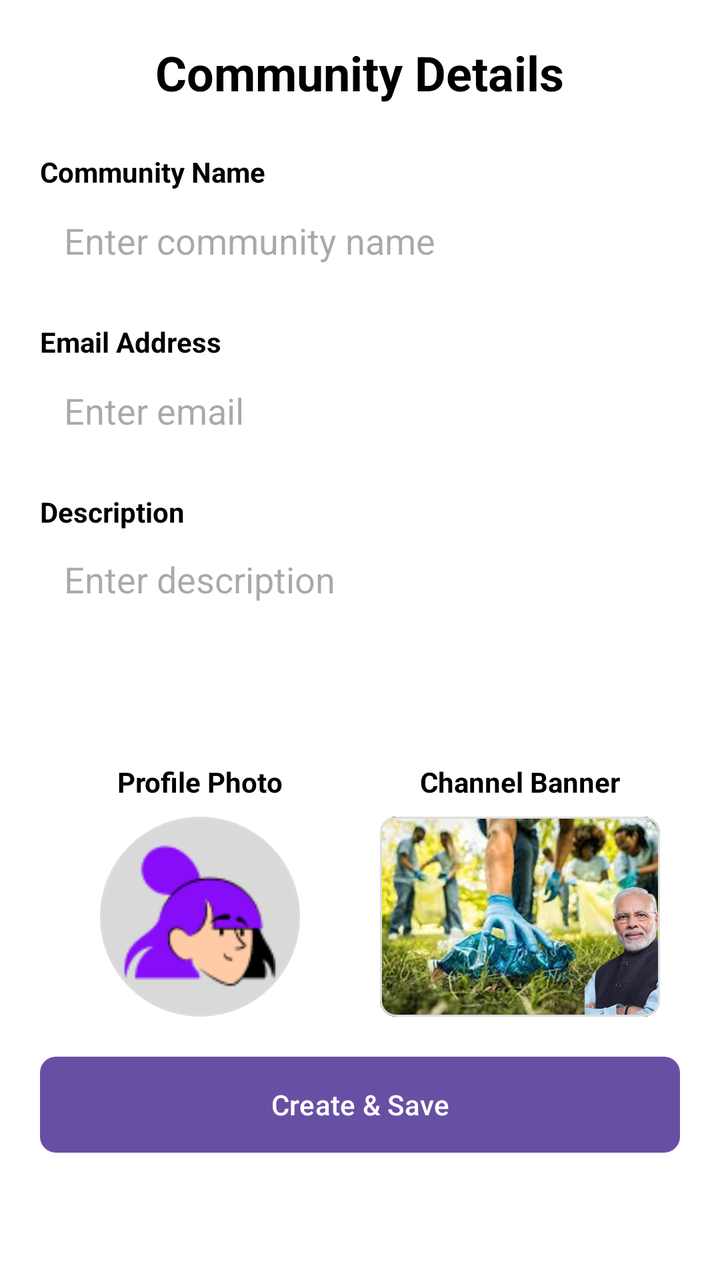
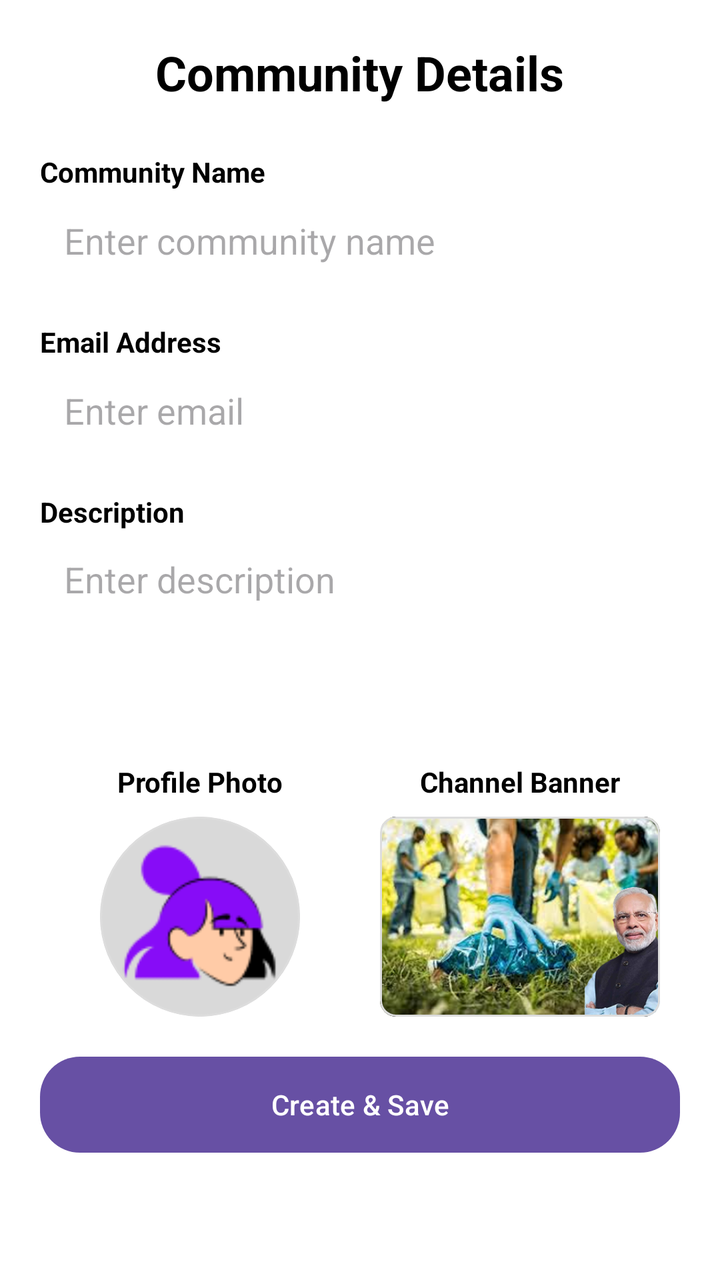

An Android layout rendered at two revisions. The XML below is the earlier revision; the diff shows what the commit changed to produce the second picture.
<!-- AndroidManifest.xml: application theme Theme.SwachhtaSarthi -->
<!-- res/layout/activity_community_details.xml -->
<?xml version="1.0" encoding="utf-8"?>
<ScrollView xmlns:android="http://schemas.android.com/apk/res/android"
    xmlns:app="http://schemas.android.com/apk/res-auto"
    android:layout_width="match_parent"
    android:layout_height="match_parent"
    android:background="@color/white">

    <LinearLayout
        android:layout_width="match_parent"
        android:layout_height="wrap_content"
        android:orientation="vertical"
        android:padding="20dp">

        <TextView
            android:layout_width="wrap_content"
            android:layout_height="wrap_content"
            android:layout_gravity="center"
            android:layout_marginBottom="24dp"
            android:text="Community Details"
            android:textColor="@color/black"
            android:textSize="24sp"
            android:textStyle="bold" />

        <TextView
            android:layout_width="wrap_content"
            android:layout_height="wrap_content"
            android:text="Community Name"
            android:textColor="@color/black"
            android:textStyle="bold" />

        <EditText
            android:id="@+id/etCommName"
            android:layout_width="match_parent"
            android:layout_height="50dp"
            android:layout_marginBottom="16dp"
            android:background="@drawable/bg_top_rounded"
            android:hint="Enter community name"
            android:paddingHorizontal="12dp" />

        <TextView
            android:layout_width="wrap_content"
            android:layout_height="wrap_content"
            android:text="Email Address"
            android:textColor="@color/black"
            android:textStyle="bold" />

        <EditText
            android:id="@+id/etCommEmail"
            android:layout_width="match_parent"
            android:layout_height="50dp"
            android:layout_marginBottom="16dp"
            android:background="@drawable/bg_top_rounded"
            android:hint="Enter email"
            android:inputType="textEmailAddress"
            android:paddingHorizontal="12dp" />

        <TextView
            android:layout_width="wrap_content"
            android:layout_height="wrap_content"
            android:text="Description"
            android:textColor="@color/black"
            android:textStyle="bold" />

        <EditText
            android:id="@+id/etCommDesc"
            android:layout_width="match_parent"
            android:layout_height="100dp"
            android:layout_marginBottom="16dp"
            android:background="@drawable/bg_top_rounded"
            android:gravity="top"
            android:hint="Enter description"
            android:padding="12dp" />

        <LinearLayout
            android:layout_width="match_parent"
            android:layout_height="wrap_content"
            android:orientation="horizontal"
            android:layout_marginBottom="16dp">

            <LinearLayout
                android:layout_width="0dp"
                android:layout_height="wrap_content"
                android:layout_weight="1"
                android:orientation="vertical"
                android:gravity="center">

                <TextView
                    android:layout_width="wrap_content"
                    android:layout_height="wrap_content"
                    android:text="Profile Photo"
                    android:textColor="@color/black"
                    android:textStyle="bold" />

                <com.google.android.material.card.MaterialCardView
                    android:id="@+id/btnPickProfile"
                    android:layout_width="100dp"
                    android:layout_height="100dp"
                    android:layout_marginTop="8dp"
                    app:cardCornerRadius="50dp"
                    app:strokeColor="#DDDDDD"
                    app:strokeWidth="1dp">

                    <ImageView
                        android:id="@+id/ivProfilePreview"
                        android:layout_width="match_parent"
                        android:layout_height="match_parent"
                        android:scaleType="centerCrop"
                        android:src="@drawable/profile_image" />
                </com.google.android.material.card.MaterialCardView>
            </LinearLayout>

            <LinearLayout
                android:layout_width="0dp"
                android:layout_height="wrap_content"
                android:layout_weight="1"
                android:orientation="vertical"
                android:gravity="center">

                <TextView
                    android:layout_width="wrap_content"
                    android:layout_height="wrap_content"
                    android:text="Channel Banner"
                    android:textColor="@color/black"
                    android:textStyle="bold" />

                <com.google.android.material.card.MaterialCardView
                    android:id="@+id/btnPickBanner"
                    android:layout_width="140dp"
                    android:layout_height="100dp"
                    android:layout_marginTop="8dp"
                    app:cardCornerRadius="8dp"
                    app:strokeColor="#DDDDDD"
                    app:strokeWidth="1dp">

                    <ImageView
                        android:id="@+id/ivBannerPreview"
                        android:layout_width="match_parent"
                        android:layout_height="match_parent"
                        android:scaleType="centerCrop"
                        android:src="@drawable/login_signup_hero_img" />
                </com.google.android.material.card.MaterialCardView>
            </LinearLayout>

        </LinearLayout>

        <com.google.android.material.button.MaterialButton
            android:id="@+id/btnSaveCommunity"
            android:layout_width="match_parent"
            android:layout_height="56dp"
            android:text="Create &amp; Save"
            app:cornerRadius="8dp" />

        <ProgressBar
            android:id="@+id/progressBar"
            android:layout_width="wrap_content"
            android:layout_height="wrap_content"
            android:layout_gravity="center"
            android:layout_marginTop="16dp"
            android:visibility="gone" />

    </LinearLayout>
</ScrollView>
<!-- resources referenced by this layout -->
<resources>
  <color name="black">#FF000000</color>
  <color name="white">#FFFFFFFF</color>
  <!-- drawable bg_top_rounded (drawable) -->
  <?xml version="1.0" encoding="utf-8"?>
  <shape xmlns:android="http://schemas.android.com/apk/res/android">
      <solid android:color="#FFFFFF" />
      <corners
          android:topLeftRadius="24dp"
          android:topRightRadius="24dp" />
  </shape>
  <!-- drawable login_signup_hero_img: png bitmap (drawable, 244307 bytes) -->
  <!-- drawable profile_image: png bitmap (drawable, 4872 bytes) -->
  <style name="Theme.SwachhtaSarthi" parent="Base.Theme.SwachhtaSarthi" />
  <style name="Base.Theme.SwachhtaSarthi" parent="Theme.Material3.DayNight.NoActionBar">
          
          
      </style>
</resources>

<!-- the commit's change to res/layout/activity_community_details.xml (unified diff, before → after) -->
@@ -148,7 +148,8 @@
             android:layout_width="match_parent"
             android:layout_height="56dp"
             android:text="Create &amp; Save"
-            app:cornerRadius="8dp" />
+            app:cornerRadius="20dp"
+            app:rippleColor="#0000" />
 
         <ProgressBar
             android:id="@+id/progressBar"
